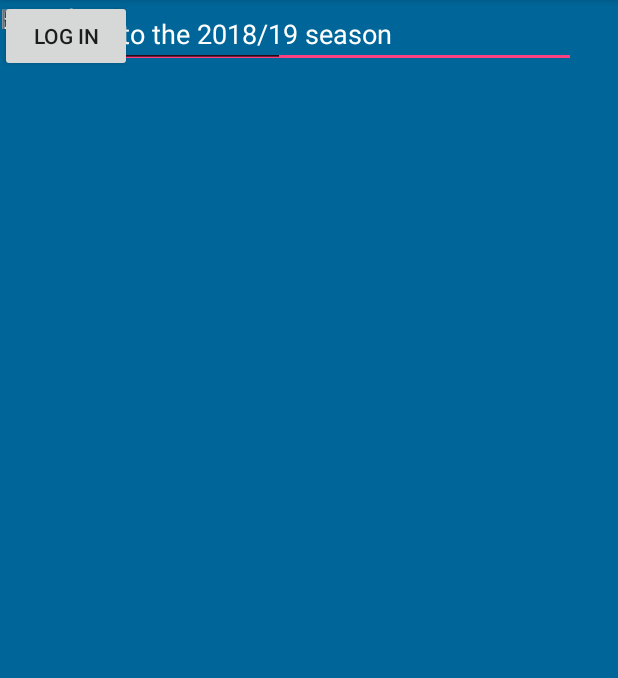
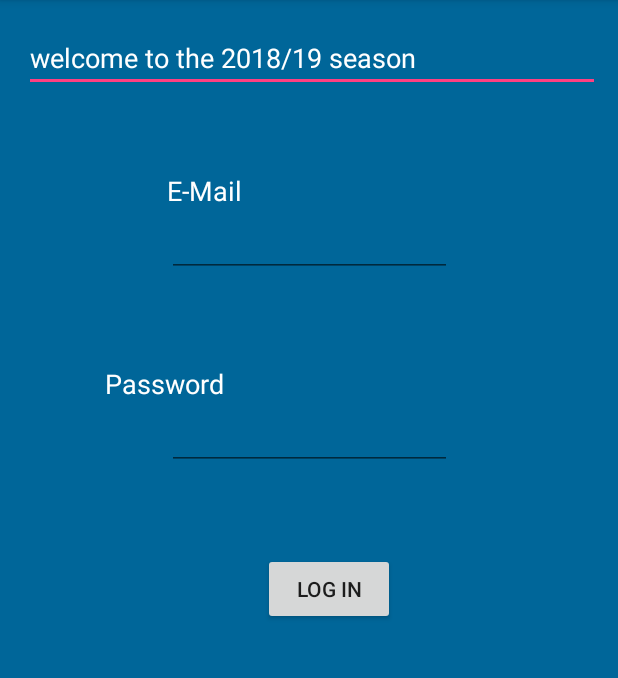
Before and after one commit to ewang998/FantasyHelper, an Android app: the screen it shows after launch (MainActivity), on a phone screen of 412 x 824 dp, the part 84-762 px from its top. Run offline under Robolectric (Android 15) with nearby library versions, the phone set to English and light mode, and no system bars.

Commit message:
fixed constriant layout problem in launch page

```diff
--- a/app/src/main/res/layout/activity_main.xml
+++ b/app/src/main/res/layout/activity_main.xml
@@ -15,37 +15,57 @@
             android:inputType="textPersonName"
             android:text="welcome to the 2018/19 season"
             android:ems="10"
-            tools:layout_editor_absoluteY="16dp" tools:layout_editor_absoluteX="16dp" android:id="@+id/editText2"
-            android:textColor="#FFFFFF"/>
+            android:id="@+id/editText2"
+            android:textColor="#FFFFFF" tools:layout_constraintTop_creator="1" android:layout_marginStart="16dp"
+            android:layout_marginTop="16dp" tools:layout_constraintLeft_creator="1"
+            app:layout_constraintLeft_toLeftOf="parent" app:layout_constraintTop_toTopOf="parent"
+            android:layout_marginLeft="16dp"/>
     <EditText
             android:layout_width="wrap_content"
             android:layout_height="wrap_content"
             android:inputType="textEmailAddress"
             android:ems="10"
             android:width="190dp"
-            tools:layout_editor_absoluteY="134dp" tools:layout_editor_absoluteX="83dp" android:id="@+id/editText3"/>
+            android:id="@+id/editText3" tools:layout_constraintTop_creator="1"
+            app:layout_constraintRight_toRightOf="parent" app:layout_constraintTop_toBottomOf="@+id/textView3"
+            app:layout_constraintLeft_toLeftOf="parent"
+    />
     <EditText
             android:layout_width="wrap_content"
             android:layout_height="wrap_content"
             android:inputType="textPassword"
             android:ems="10"
             android:width="190dp"
-            tools:layout_editor_absoluteY="250dp" tools:layout_editor_absoluteX="83dp" android:id="@+id/editText4"/>
+            android:id="@+id/editText4" tools:layout_constraintTop_creator="1" tools:layout_constraintRight_creator="1"
+            app:layout_constraintRight_toRightOf="@+id/editText3" android:layout_marginTop="83dp"
+            app:layout_constraintTop_toBottomOf="@+id/editText3" tools:layout_constraintLeft_creator="1"
+            app:layout_constraintLeft_toLeftOf="@+id/editText3" app:layout_constraintHorizontal_bias="1.0"/>
     <Button
             android:text="Log In"
             android:layout_width="wrap_content"
-            android:layout_height="wrap_content" tools:layout_editor_absoluteY="348dp"
-            tools:layout_editor_absoluteX="147dp" android:id="@+id/button"/>
+            android:layout_height="wrap_content"
+            android:id="@+id/button" tools:layout_constraintTop_creator="1" tools:layout_constraintRight_creator="1"
+            android:layout_marginEnd="38dp" app:layout_constraintRight_toRightOf="@+id/editText4"
+            android:layout_marginTop="55dp" app:layout_constraintTop_toBottomOf="@+id/editText4"
+            android:layout_marginRight="38dp"/>
     <TextView
             android:text="E-Mail"
             android:layout_width="wrap_content"
-            android:layout_height="wrap_content" tools:layout_editor_absoluteY="112dp"
-            tools:layout_editor_absoluteX="83dp" android:id="@+id/textView3" tools:text="E-Mail"
-            android:textSize="18sp" android:textColor="#FFFFFF"/>
+            android:layout_height="wrap_content"
+            android:id="@+id/textView3" tools:text="E-Mail"
+            android:textSize="18sp" android:textColor="#FFFFFF" tools:layout_constraintTop_creator="1"
+            android:layout_marginTop="53dp" app:layout_constraintTop_toBottomOf="@+id/editText2"
+            tools:layout_constraintLeft_creator="1" app:layout_constraintLeft_toLeftOf="@+id/editText3"/>
     <TextView
             android:text="Password"
             android:layout_width="wrap_content"
-            android:layout_height="wrap_content" tools:layout_editor_absoluteY="228dp"
-            tools:layout_editor_absoluteX="83dp" android:id="@+id/textView4" android:textSize="18sp"
-            android:textAlignment="center"/>
+            android:layout_height="wrap_content"
+            android:id="@+id/textView4" tools:text="Password" android:textSize="18sp"
+            tools:layout_constraintBottom_creator="1"
+            app:layout_constraintBottom_toTopOf="@+id/editText4" tools:layout_constraintLeft_creator="1"
+            app:layout_constraintLeft_toLeftOf="@+id/editText4" android:layout_marginLeft="-41dp"
+            android:layout_marginBottom="0dp" android:textColor="#FFFFFF"/>
+    <android.support.constraint.Guideline android:layout_width="wrap_content" android:layout_height="wrap_content"
+                                          android:id="@+id/guideline" app:layout_constraintGuide_begin="20dp"
+                                          android:orientation="horizontal"/>
 </android.support.constraint.ConstraintLayout>
```
